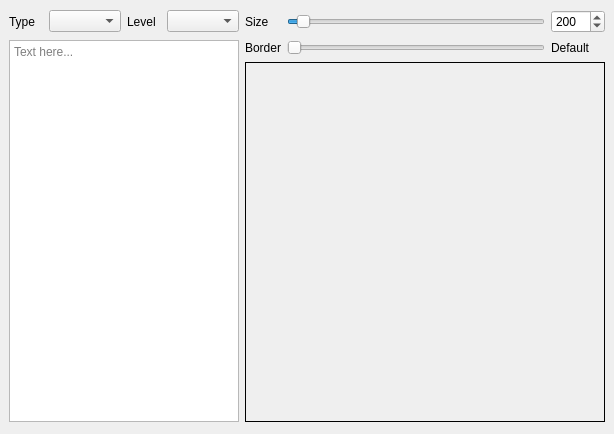
Before: the Qt Designer form QRCodeGenerateDemo/MainWindow.ui in Ohto-Ai/QRCodeGenerateDemo, drawn with Qt 5.
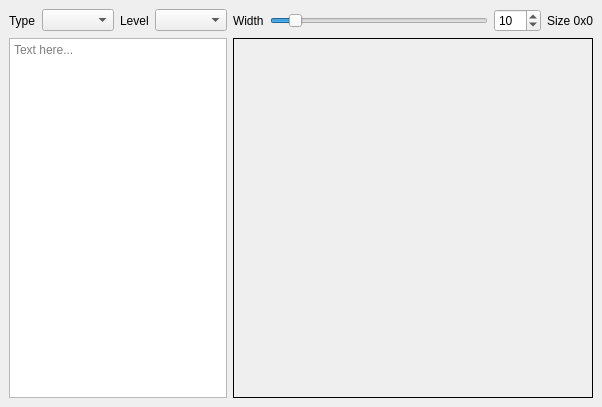
After: the same form once the commit is applied.

Diff of the .ui file:
```diff
--- a/QRCodeGenerateDemo/MainWindow.ui
+++ b/QRCodeGenerateDemo/MainWindow.ui
@@ -6,8 +6,8 @@
    <rect>
     <x>0</x>
     <y>0</y>
-    <width>614</width>
-    <height>434</height>
+    <width>597</width>
+    <height>406</height>
    </rect>
   </property>
   <property name="windowTitle">
@@ -38,23 +38,23 @@
     <item row="0" column="4">
      <widget class="QLabel" name="sizeLabel">
       <property name="text">
-       <string>Size</string>
+       <string>Width</string>
       </property>
      </widget>
     </item>
     <item row="0" column="5">
      <widget class="QSlider" name="sizeSlider">
       <property name="minimum">
-       <number>50</number>
+       <number>1</number>
       </property>
       <property name="maximum">
-       <number>4000</number>
+       <number>100</number>
       </property>
       <property name="singleStep">
        <number>10</number>
       </property>
       <property name="value">
-       <number>200</number>
+       <number>10</number>
       </property>
       <property name="orientation">
        <enum>Qt::Horizontal</enum>
@@ -64,57 +64,31 @@
     <item row="0" column="6">
      <widget class="QSpinBox" name="sizeSpin">
       <property name="minimum">
-       <number>50</number>
+       <number>1</number>
       </property>
       <property name="maximum">
-       <number>4000</number>
-      </property>
-      <property name="singleStep">
-       <number>10</number>
+       <number>100</number>
       </property>
       <property name="value">
-       <number>200</number>
+       <number>10</number>
       </property>
      </widget>
     </item>
-    <item row="1" column="0" rowspan="2" colspan="4">
+    <item row="0" column="7">
+     <widget class="QLabel" name="label">
+      <property name="text">
+       <string>Size 0x0</string>
+      </property>
+     </widget>
+    </item>
+    <item row="1" column="0" colspan="4">
      <widget class="QPlainTextEdit" name="text">
       <property name="placeholderText">
        <string>Text here...</string>
       </property>
      </widget>
     </item>
-    <item row="1" column="4">
-     <widget class="QLabel" name="borderLabel">
-      <property name="text">
-       <string>Border</string>
-      </property>
-     </widget>
-    </item>
-    <item row="1" column="5">
-     <widget class="QSlider" name="borderSlider">
-      <property name="minimum">
-       <number>-1</number>
-      </property>
-      <property name="maximum">
-       <number>10</number>
-      </property>
-      <property name="value">
-       <number>-1</number>
-      </property>
-      <property name="orientation">
-       <enum>Qt::Horizontal</enum>
-      </property>
-     </widget>
-    </item>
-    <item row="1" column="6">
-     <widget class="QLabel" name="borderDisplay">
-      <property name="text">
-       <string>Default</string>
-      </property>
-     </widget>
-    </item>
-    <item row="2" column="4" colspan="3">
+    <item row="1" column="4" colspan="4">
      <widget class="QLabel" name="qrCode">
       <property name="minimumSize">
        <size>
```
Left out of the diff: 2 changed lines with no effect on the pictures.
